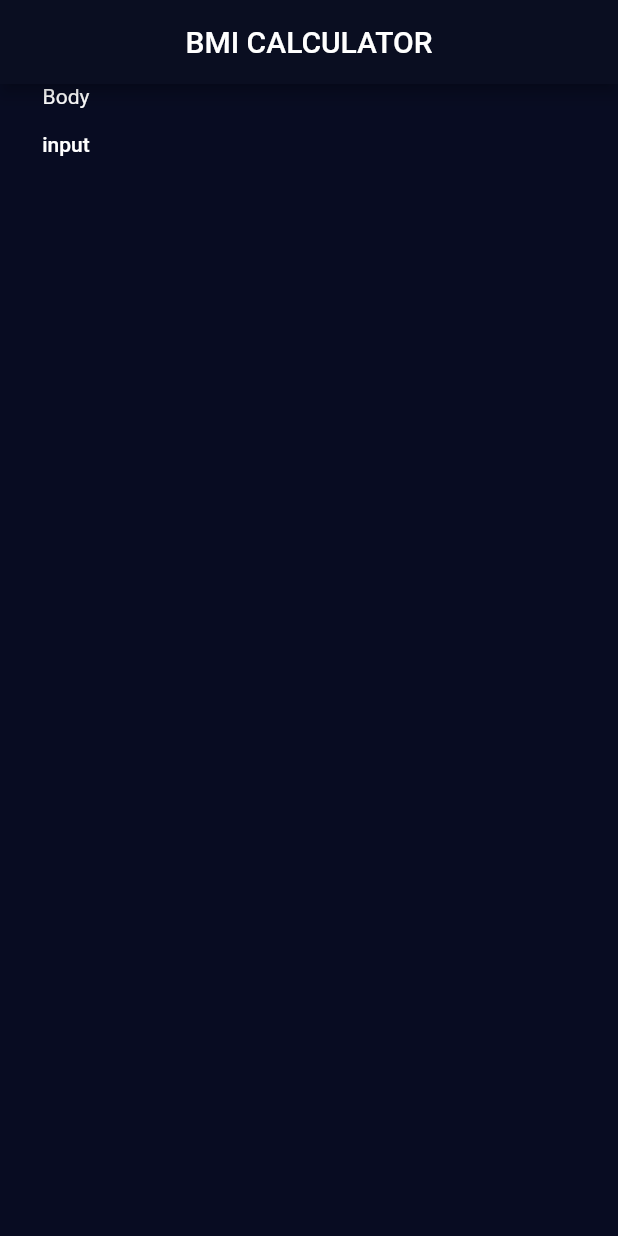
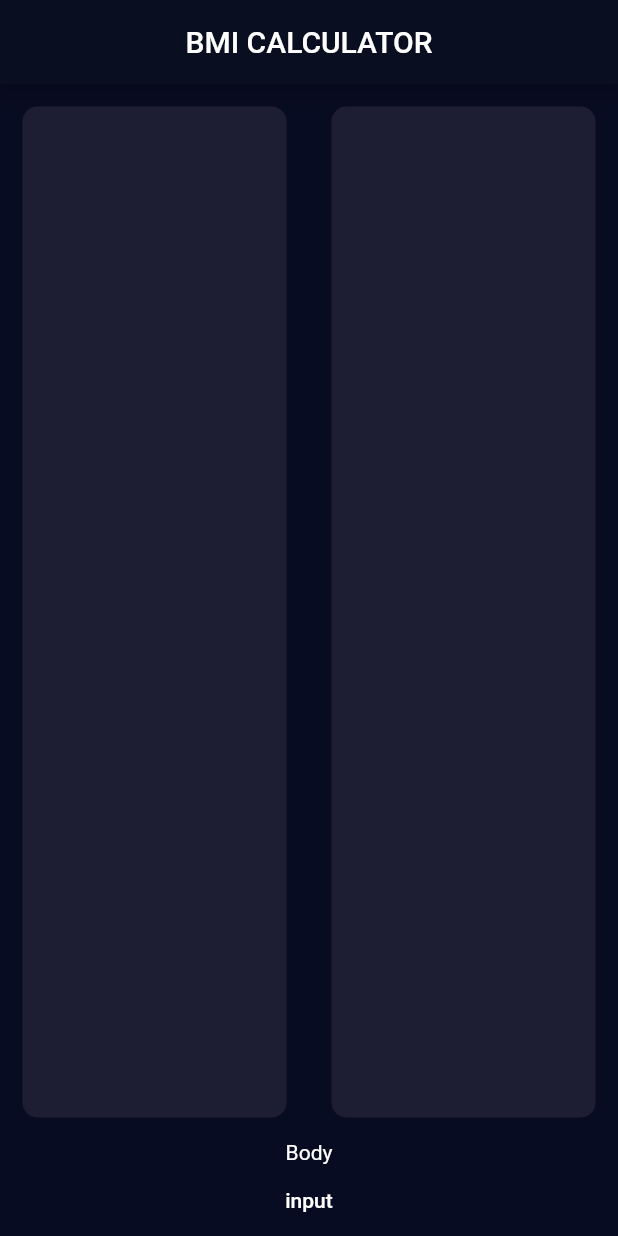
Before and after one commit to Naxalov/BMICALCULATOR, a Flutter app: the screen it shows after launch, on a phone screen of 412 x 824 dp. Run offline on Flutter 3.47's test engine with Material 2 defaults, Android fonts, the phone set to English and light mode, and no system bars; our stand-ins replace font_awesome_flutter.

Commit message:
Template layot add tow Container

```diff
--- a/lib/screen/inputPage.dart
+++ b/lib/screen/inputPage.dart
@@ -10,19 +10,41 @@ class _InputPageState extends State<InputPage> {
   Widget build(BuildContext context) {
     return Scaffold(
       appBar: AppBar(
-       title: Text('BMI CALCULATOR'),
+        title: Text('BMI CALCULATOR'),
         centerTitle: true,
       ),
-      body:Container(
+      body: Container(
         child: Column(
           children: <Widget>[
+            Expanded(
+              child: Row(
+                children: <Widget>[
+                  Expanded(
+                    child: Container(
+                      margin: EdgeInsets.all(15.0),
+                      decoration: BoxDecoration(
+                          color: Color(0xFF1D1E33),
+                          borderRadius: BorderRadius.circular(10.0)),
+                    ),
+                  ), Expanded(
+                    child: Container(
+                      margin: EdgeInsets.all(15.0),
+                      decoration: BoxDecoration(
+                          color: Color(0xFF1D1E33),
+                          borderRadius: BorderRadius.circular(10.0)),
+                    ),
+                  ),
+                ],
+              ),
+            ),
             Text('Body'),
             FlatButton(
-              child: Text('input'), onPressed: () {},
+              child: Text('input'),
+              onPressed: () {},
             )
           ],
         ),
       ),
-    ) ;
+    );
   }
 }
```
